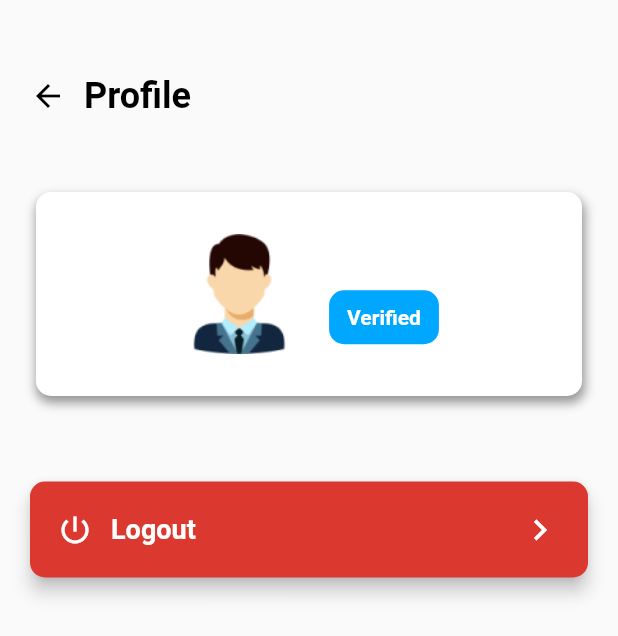
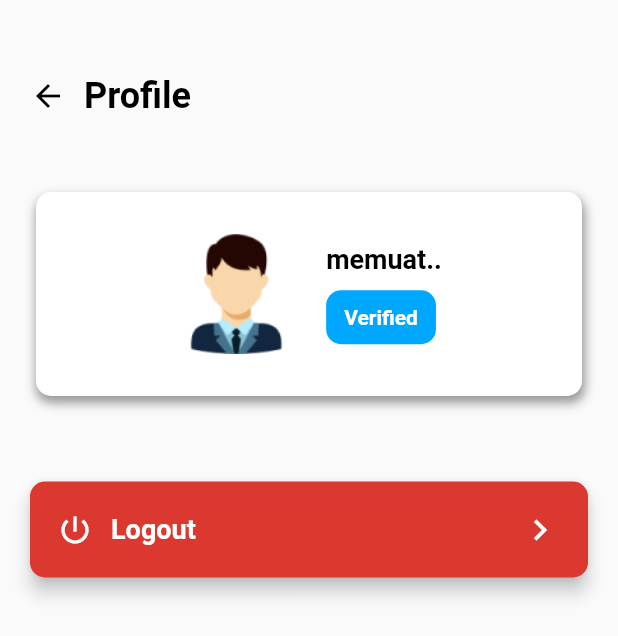
Before and after one commit to bagusbangselok/teach_finder_app, a Flutter app: the HomeTeacherSchedule screen opened directly, after a tap on the "menu" icon, after a tap on "Profile", on a phone screen of 412 x 824 dp. Shown: the top 636 px of the screen. Run offline on Flutter 3.47's test engine with Material 2 defaults, Android fonts, the phone set to English and light mode, and no system bars; our stand-ins replace animated_splash_screen, dio, dropdown_search, email_validator, file_picker, flutter_bloc and 1 more; accounts and stored records are empty; network calls fail.

Commit message:
update get username

```diff
--- a/lib/ui/home_teacher/controller/profile_teacher_controller.dart
+++ b/lib/ui/home_teacher/controller/profile_teacher_controller.dart
@@ -21,14 +21,15 @@ class ProfileTeacherController {
 
   Future<String?> getUsername() async {
     final prefs = await SharedPreferences.getInstance();
-    return prefs.getString('username');
+    final String? username = prefs.getString('username');
+    return username;
   }
 
-  Future<UserModel?> getProfileByToken() async{
+  Future<UserModel?> getProfileByToken() async {
     return await _loginProvider.getProfilUser();
   }
 
-  Future<List<PesananModel>> getListPesananGuru() async{
+  Future<List<PesananModel>> getListPesananGuru() async {
     return await _pesananProvider.getListPesanan();
   }
 }
--- a/lib/ui/home_teacher/drawer_teacher.dart
+++ b/lib/ui/home_teacher/drawer_teacher.dart
@@ -36,14 +36,14 @@ class DrawerTeacher extends StatelessWidget {
                       ),
                       SizedBox(height: 16),
                       Text(
-                        "${_profileTeacherController.getUsername()}",
+                        "${snapshot.data?.name ?? 'memuat..'}",
                         style: TextStyle(
                             fontSize: 24,
                             color: whiteColor,
                             fontWeight: FontWeight.w600),
                       ),
                       SizedBox(height: 4),
-                      Text("${snapshot.data?.email ?? ''}",
+                      Text("${snapshot.data?.email ?? 'memuat..'}",
                           style: TextStyle(
                             fontSize: 16,
                             color: whiteColor,
--- a/lib/ui/home_teacher/home_teacher_schedule.dart
+++ b/lib/ui/home_teacher/home_teacher_schedule.dart
@@ -2,6 +2,7 @@ import 'package:flutter/material.dart';
 import 'package:teach_finder_app/models/jadwal_model.dart';
 import 'package:teach_finder_app/models/user_model.dart';
 import 'package:teach_finder_app/res/colors/colors.dart';
+import 'package:teach_finder_app/ui/home_teacher/add_schedule.dart';
 import 'package:teach_finder_app/ui/home_teacher/controller/jadwal_controller.dart';
 import 'package:teach_finder_app/ui/home_teacher/controller/profile_teacher_controller.dart';
 import 'package:teach_finder_app/ui/home_teacher/home_teacher_request.dart';
@@ -66,7 +67,7 @@ class HomeTeacherSchedule extends StatelessWidget {
                             child: Column(
                               crossAxisAlignment: CrossAxisAlignment.start,
                               children: [
-                                Text("Halo ${_profileTeacherController.getUsername().toString()}",
+                                Text("Halo ${snapshot.data?.name ?? '...'}",
                                     style: TextStyle(
                                         color: whiteColor,
                                         fontSize: 20,
@@ -164,20 +165,20 @@ class HomeTeacherSchedule extends StatelessWidget {
                                       fontSize: 20,
                                       fontWeight: FontWeight.w600),
                                 ),
-                                // GestureDetector(
-                                //   onTap: () {
-                                //     Navigator.push(
-                                //       context,
-                                //       MaterialPageRoute(
-                                //           builder: (context) => AddSchedule()),
-                                //     );
-                                //   },
-                                //   child: Icon(
-                                //     Icons.add,
-                                //     color: blackColor,
-                                //     size: 30,
-                                //   ),
-                                // ),
+                                GestureDetector(
+                                  onTap: () {
+                                    Navigator.push(
+                                      context,
+                                      MaterialPageRoute(
+                                          builder: (context) => AddSchedule()),
+                                    );
+                                  },
+                                  child: Icon(
+                                    Icons.add,
+                                    color: blackColor,
+                                    size: 30,
+                                  ),
+                                ),
                               ]),
                         ),
                         SizedBox(height: 20),
@@ -207,6 +208,8 @@ class HomeTeacherSchedule extends StatelessWidget {
                     child: CircularProgressIndicator(),
                   ),
                 )
+              : snapshotJadwal.data?.length == 0
+                  ? isEmptyData()
                   : Expanded(
                       child: ListView.builder(
                           itemCount: snapshotJadwal.data?.length,
@@ -215,7 +218,8 @@ class HomeTeacherSchedule extends StatelessWidget {
                               child: CardListSchedule(
                                   MataPelajaran:
                                       "${snapshotJadwal.data![index].mataPelajaran.name}",
-                              hari: "${snapshotJadwal.data![index].hari.name}",
+                                  hari:
+                                      "${snapshotJadwal.data![index].hari.name}",
                                   jenjang:
                                       "${snapshotJadwal.data![index].jenjang.name}",
                                   harga:
@@ -225,4 +229,17 @@ class HomeTeacherSchedule extends StatelessWidget {
                     );
         });
   }
+
+  Widget isEmptyData() {
+    return Container(
+      alignment: Alignment.center,
+      child: Column(
+        children: <Widget>[
+          Image.asset("/assets/illustration/schedule_empty.png"),
+          Text("Belum ada jadwal",
+              style: TextStyle(fontWeight: FontWeight.w500, fontSize: 16))
+        ],
+      ),
+    );
   }
+}
--- a/lib/ui/home_teacher/profile_teacher.dart
+++ b/lib/ui/home_teacher/profile_teacher.dart
@@ -75,7 +75,7 @@ class ProfileTeacher extends StatelessWidget {
                     crossAxisAlignment: CrossAxisAlignment.start,
                     children: [
                       Text(
-                        "${snapshot.data?.name ?? ''}",
+                        "${snapshot.data?.name ?? 'memuat..'}",
                         style: TextStyle(
                             fontSize: 18,
                             color: blackColor,
--- a/lib/ui/home_user/drawer_user.dart
+++ b/lib/ui/home_user/drawer_user.dart
@@ -36,14 +36,14 @@ class DrawerUser extends StatelessWidget {
                       ),
                       SizedBox(height: 16),
                       Text(
-                        "${snapshot.data?.name ?? ''}",
+                        "${snapshot.data?.name ?? 'memuat..'}",
                         style: TextStyle(
                             fontSize: 24,
                             color: whiteColor,
                             fontWeight: FontWeight.w600),
                       ),
                       SizedBox(height: 4),
-                      Text("${snapshot.data?.email ?? ''}",
+                      Text("${snapshot.data?.email ?? 'memuat...'}",
                           style: TextStyle(
                             fontSize: 16,
                             color: whiteColor,
--- a/lib/ui/home_user/home_user.dart
+++ b/lib/ui/home_user/home_user.dart
@@ -1,6 +1,5 @@
 import 'package:dio/dio.dart';
 import 'package:flutter/material.dart';
-import 'package:dropdown_button2/dropdown_button2.dart';
 import 'package:teach_finder_app/models/teacher_model.dart';
 import 'package:teach_finder_app/models/user_model.dart';
 import 'package:teach_finder_app/res/colors/colors.dart';
--- a/lib/ui/home_user/profile_user.dart
+++ b/lib/ui/home_user/profile_user.dart
@@ -73,7 +73,7 @@ class ProfileUser extends StatelessWidget {
                     crossAxisAlignment: CrossAxisAlignment.start,
                     children: [
                       Text(
-                        "${snapshot.data?.name ?? ''}",
+                        "${snapshot.data?.name ?? 'memuat...'}",
                         style: TextStyle(
                             fontSize: 18,
                             color: blackColor,
@@ -81,7 +81,7 @@ class ProfileUser extends StatelessWidget {
                       ),
                       SizedBox(height: 12),
                       Text(
-                        "${snapshot.data?.email ?? ''}",
+                        "${snapshot.data?.email ?? 'memuat...'}",
                         style: TextStyle(
                             fontSize: 14,
                             color: blackColor,
```
Also changed, not shown: lib/main.dart (+1 -7 lines), assets/illustration/schedule_empty.png (added). Lines whose indentation alone changed are shown as unchanged.
